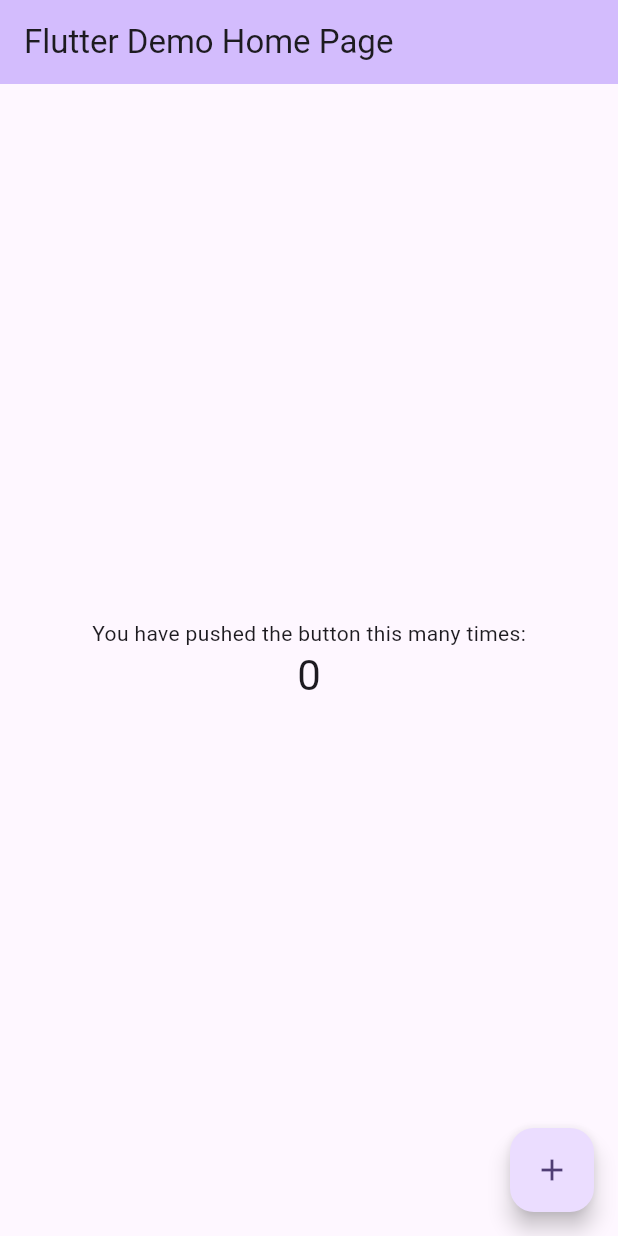
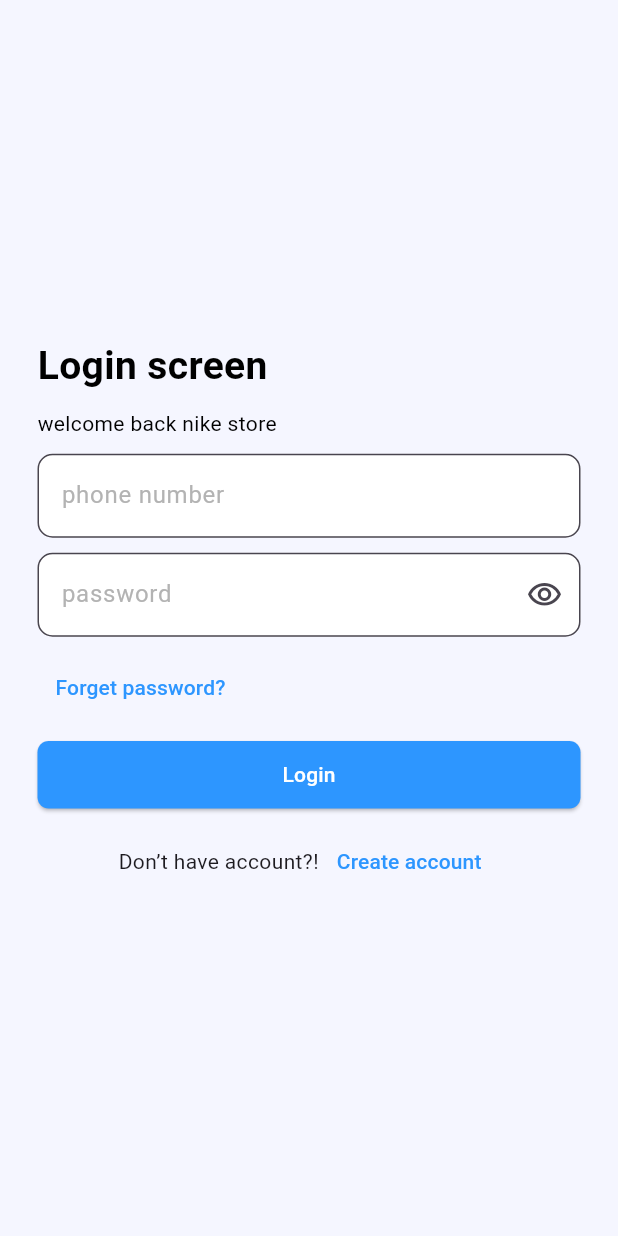
Before and after one commit to MehrabBozorgi/flutter_nike_shoe_store, a Flutter app: the screen it shows after launch, on a phone screen of 412 x 824 dp. Run offline on Flutter 3.47's test engine with Material 3 defaults, Android fonts, the phone set to English and light mode, and no system bars.

Commit message:
flutter nike shoe store

```diff
--- /dev/null
+++ b/lib/login_screen.dart
@@ -0,0 +1,152 @@
+import 'package:flutter/material.dart';
+import 'package:flutter/services.dart';
+
+class LoginScreen extends StatefulWidget {
+  const LoginScreen({super.key});
+
+  @override
+  State<LoginScreen> createState() => _LoginScreenState();
+}
+
+class _LoginScreenState extends State<LoginScreen> {
+  bool textStatus = true;
+
+  @override
+  Widget build(BuildContext context) {
+    return SafeArea(
+      child: Scaffold(
+        backgroundColor: Color(0xffF5F6FF),
+        body: Padding(
+          padding: EdgeInsets.symmetric(horizontal: 25),
+          child: Column(
+            crossAxisAlignment: CrossAxisAlignment.start,
+            spacing: 10,
+            mainAxisAlignment: MainAxisAlignment.center,
+            children: [
+              Text(
+                'Login screen',
+                style: TextStyle(
+                  color: Colors.black,
+                  fontSize: 26,
+                  fontWeight: FontWeight.bold,
+                ),
+              ),
+              Text(
+                'welcome back nike store',
+                style: TextStyle(
+                  color: Colors.black,
+                  fontSize: 14,
+                ),
+              ),
+              TextField(
+                keyboardType: TextInputType.number, // کیبورد عددی
+                inputFormatters: [FilteringTextInputFormatter.digitsOnly], // فقط عدد مجاز است
+                decoration: InputDecoration(
+                  filled: true,
+                  fillColor: Colors.white,
+                  // hintText: 'phone number',
+                  hintText: 'phone number',
+                  hintStyle: TextStyle(
+                    color: Color(0xFFB3B3B3),
+                  ),
+                  focusedBorder: OutlineInputBorder(
+                    borderSide: BorderSide(color: Color(0xFF2D96FF), width: 2),
+                    borderRadius: BorderRadius.circular(15),
+                  ),
+                  border: OutlineInputBorder(
+                    borderSide: const BorderSide(color: Color(0xFFD2D2D2)),
+                    borderRadius: BorderRadius.circular(10),
+                  ),
+                ),
+              ),
+              TextField(
+                keyboardType: TextInputType.visiblePassword,
+                obscureText: textStatus,
+                obscuringCharacter: '*',
+                decoration: InputDecoration(
+                  // prefixIcon: Icon(Icons.visibility),
+                  suffixIcon: IconButton(
+                    onPressed: () {
+                      setState(() {
+                        if (textStatus) {
+                          textStatus = false;
+                        } else {
+                          textStatus = true;
+                        }
+                      });
+                    },
+                    ///if true = visible , else = invisible
+                    icon: textStatus ? Icon(Icons.visibility_outlined) : Icon(Icons.visibility_off_outlined),
+                  ),
+
+                  fillColor: Colors.white,
+                  filled: true,
+                  hintText: 'password',
+                  hintStyle: TextStyle(
+                    color: Color(0xFFB3B3B3),
+                  ),
+                  focusedBorder: OutlineInputBorder(
+                    borderSide: BorderSide(color: Color(0xFF2D96FF), width: 2),
+                    borderRadius: BorderRadius.circular(15),
+                  ),
+                  border: OutlineInputBorder(
+                    borderSide: const BorderSide(color: Color(0xFFD2D2D2)),
+                    borderRadius: BorderRadius.circular(10),
+                  ),
+                ),
+              ),
+              TextButton(
+                style: TextButton.styleFrom(
+                  foregroundColor: Color(0xFF2D96FF),
+                ),
+                onPressed: () {},
+                child: Text('Forget password?'),
+              ),
+              ElevatedButton(
+                style: ElevatedButton.styleFrom(
+                    backgroundColor: Color(0xFF2D96FF),
+                    foregroundColor: Color(0xFFffffff),
+                    fixedSize: Size(double.maxFinite, 45),
+                    shape: RoundedRectangleBorder(borderRadius: BorderRadius.circular(7.5))),
+                onPressed: () {},
+                child: Text('Login'),
+              ),
+
+              Row(
+                mainAxisAlignment: MainAxisAlignment.center,
+                children: [
+                  Text('Don’t have account?!'),
+                  TextButton(
+                    style: TextButton.styleFrom(
+                      foregroundColor: Color(0xFF2D96FF),
+                    ),
+                    onPressed: () {},
+                    child: Text('Create account'),
+                  ),
+                ],
+              ),
+
+//               ElevatedButton(
+//                 onPressed: () {
+//                   // Navigator.of(context).push(MaterialPageRoute(builder: (context) => ),);
+//
+//
+//                   // Navigator.of(context).push(
+//                   //   MaterialPageRoute(
+//                   //     builder: (context) => LoginScreen(),
+//                   //   ),
+//                   // );
+//
+// // Navigator.of(context).pop();
+//
+//
+//                 },
+//                 child: Text('Navigator'),
+//               ),
+            ],
+          ),
+        ),
+      ),
+    );
+  }
+}
--- a/lib/main.dart
+++ b/lib/main.dart
@@ -1,4 +1,7 @@
 import 'package:flutter/material.dart';
+import 'package:flutter_nike_shoe_store/splash_screen.dart';
+
+import 'login_screen.dart';
 
 void main() {
   runApp(const MyApp());
@@ -7,119 +10,11 @@
 class MyApp extends StatelessWidget {
   const MyApp({super.key});
 
-  // This widget is the root of your application.
   @override
   Widget build(BuildContext context) {
     return MaterialApp(
-      title: 'Flutter Demo',
-      theme: ThemeData(
-        // This is the theme of your application.
-        //
-        // TRY THIS: Try running your application with "flutter run". You'll see
-        // the application has a purple toolbar. Then, without quitting the app,
-        // try changing the seedColor in the colorScheme below to Colors.green
-        // and then invoke "hot reload" (save your changes or press the "hot
-        // reload" button in a Flutter-supported IDE, or press "r" if you used
-        // the command line to start the app).
-        //
-        // Notice that the counter didn't reset back to zero; the application
-        // state is not lost during the reload. To reset the state, use hot
-        // restart instead.
-        //
-        // This works for code too, not just values: Most code changes can be
-        // tested with just a hot reload.
-        colorScheme: ColorScheme.fromSeed(seedColor: Colors.deepPurple),
-        useMaterial3: true,
-      ),
-      home: const MyHomePage(title: 'Flutter Demo Home Page'),
+      debugShowCheckedModeBanner: false,
+      home: SplashScreen(),
     );
   }
 }
-
-class MyHomePage extends StatefulWidget {
-  const MyHomePage({super.key, required this.title});
-
-  // This widget is the home page of your application. It is stateful, meaning
-  // that it has a State object (defined below) that contains fields that affect
-  // how it looks.
-
-  // This class is the configuration for the state. It holds the values (in this
-  // case the title) provided by the parent (in this case the App widget) and
-  // used by the build method of the State. Fields in a Widget subclass are
-  // always marked "final".
-
-  final String title;
-
-  @override
-  State<MyHomePage> createState() => _MyHomePageState();
-}
-
-class _MyHomePageState extends State<MyHomePage> {
-  int _counter = 0;
-
-  void _incrementCounter() {
-    setState(() {
-      // This call to setState tells the Flutter framework that something has
-      // changed in this State, which causes it to rerun the build method below
-      // so that the display can reflect the updated values. If we changed
-      // _counter without calling setState(), then the build method would not be
-      // called again, and so nothing would appear to happen.
-      _counter++;
-    });
-  }
-
-  @override
-  Widget build(BuildContext context) {
-    // This method is rerun every time setState is called, for instance as done
-    // by the _incrementCounter method above.
-    //
-    // The Flutter framework has been optimized to make rerunning build methods
-    // fast, so that you can just rebuild anything that needs updating rather
-    // than having to individually change instances of widgets.
-    return Scaffold(
-      appBar: AppBar(
-        // TRY THIS: Try changing the color here to a specific color (to
-        // Colors.amber, perhaps?) and trigger a hot reload to see the AppBar
-        // change color while the other colors stay the same.
-        backgroundColor: Theme.of(context).colorScheme.inversePrimary,
-        // Here we take the value from the MyHomePage object that was created by
-        // the App.build method, and use it to set our appbar title.
-        title: Text(widget.title),
-      ),
-      body: Center(
-        // Center is a layout widget. It takes a single child and positions it
-        // in the middle of the parent.
-        child: Column(
-          // Column is also a layout widget. It takes a list of children and
-          // arranges them vertically. By default, it sizes itself to fit its
-          // children horizontally, and tries to be as tall as its parent.
-          //
-          // Column has various properties to control how it sizes itself and
-          // how it positions its children. Here we use mainAxisAlignment to
-          // center the children vertically; the main axis here is the vertical
-          // axis because Columns are vertical (the cross axis would be
-          // horizontal).
-          //
-          // TRY THIS: Invoke "debug painting" (choose the "Toggle Debug Paint"
-          // action in the IDE, or press "p" in the console), to see the
-          // wireframe for each widget.
-          mainAxisAlignment: MainAxisAlignment.center,
-          children: <Widget>[
-            const Text(
-              'You have pushed the button this many times:',
-            ),
-            Text(
-              '$_counter',
-              style: Theme.of(context).textTheme.headlineMedium,
-            ),
-          ],
-        ),
-      ),
-      floatingActionButton: FloatingActionButton(
-        onPressed: _incrementCounter,
-        tooltip: 'Increment',
-        child: const Icon(Icons.add),
-      ), // This trailing comma makes auto-formatting nicer for build methods.
-    );
-  }
-}
--- a/pubspec.yaml
+++ b/pubspec.yaml
@@ -58,8 +58,8 @@ flutter:
   uses-material-design: true
 
   # To add assets to your application, add an assets section, like this:
-  # assets:
-  #   - images/a_dot_burr.jpeg
+  assets:
+    - assets/images/blue2.png
   #   - images/a_dot_ham.jpeg
 
   # An image asset can refer to one or more resolution-specific "variants", see
```
Also changed, not shown: lib/splash_screen.dart (added, +87 -0 lines), assets/images/blue2.png (added).
